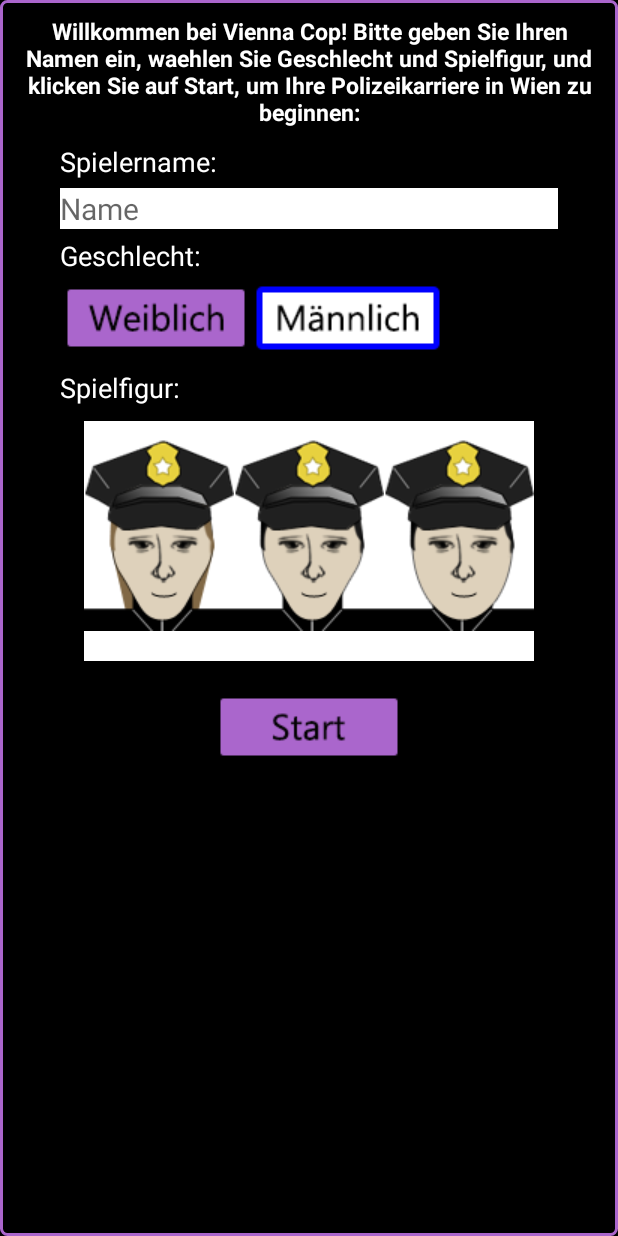
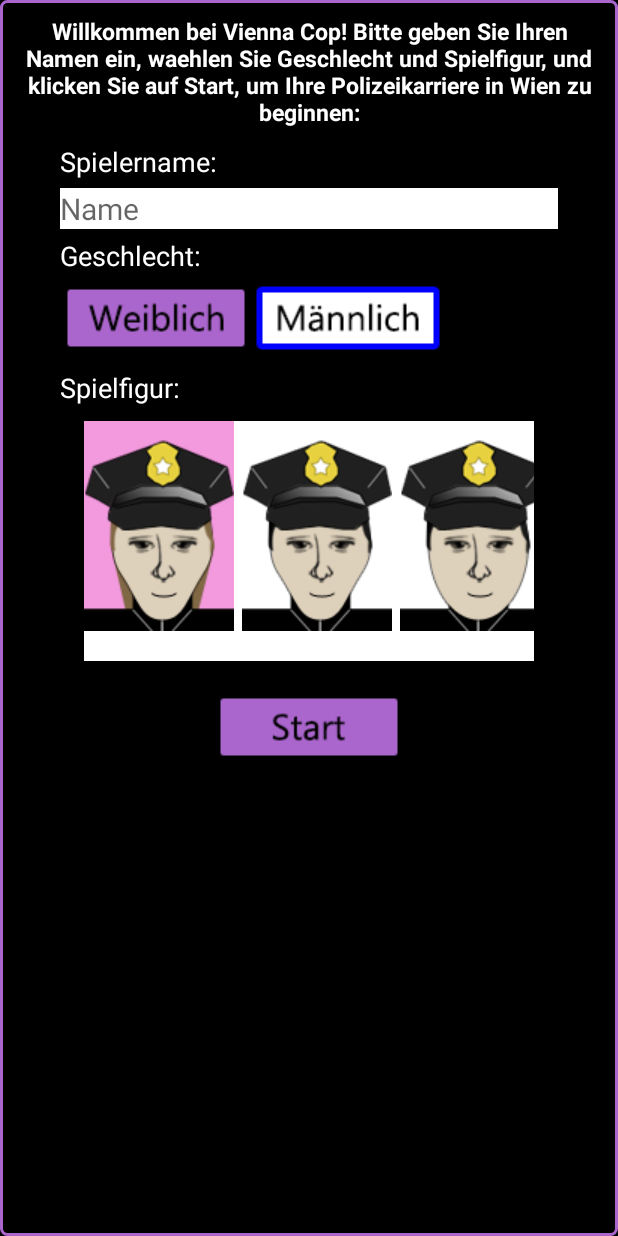
Before and after one commit to 1056109/HCI_2015S, an Android app: the screen it shows after launch (CharActivity), after a tap on an icon or button, on a phone screen of 412 x 824 dp. Run offline under Robolectric (Android 15) with nearby library versions, the phone set to English and light mode, and no system bars; libraries missing offline, so code that uses them is left out: com.readystatesoftware.sqliteasset; 2 statements that could not run were skipped; 2 other taps on this screen came first.

Commit message:
quick&dirty selector police

```diff
--- a/HCISS2015/app/src/main/java/at/at/tuwien/hci/hciss2015/CharActivity.java
+++ b/HCISS2015/app/src/main/java/at/at/tuwien/hci/hciss2015/CharActivity.java
@@ -14,6 +14,7 @@ import android.view.View;
 import android.view.Window;
 import android.widget.EditText;
 import android.widget.ImageButton;
+import android.widget.ImageView;
 
 public class CharActivity extends Activity {
 
@@ -80,26 +81,44 @@ public class CharActivity extends Activity {
     //TODO focus richtig setzen auf ausgewaehltes Bild
     public void selectFace1(View view) {
         charName = "police1";
+        vibrate();
+        deselect();
+        ((ImageView)findViewById(R.id.officer1)).setBackgroundColor(0xAAEE66CC);
     }
 
     public void selectFace2(View view) {
         charName = "police2";
+        vibrate();
+        deselect();
+        ((ImageView)findViewById(R.id.officer2)).setBackgroundColor(0xAAEE66CC);
     }
 
     public void selectFace3(View view) {
         charName = "police3";
+        vibrate();
+        deselect();
+        ((ImageView)findViewById(R.id.officer3)).setBackgroundColor(0xAAEE66CC);
     }
 
     public void selectFace4(View view) {
         charName = "police4";
+        vibrate();
+        deselect();
+        ((ImageView)findViewById(R.id.officer4)).setBackgroundColor(0xAAEE66CC);
     }
 
     public void selectFace5(View view) {
         charName = "police5";
+        vibrate();
+        deselect();
+        ((ImageView)findViewById(R.id.officer5)).setBackgroundColor(0xAAEE66CC);
     }
 
     public void selectFace6(View view) {
         charName = "police6";
+        vibrate();
+        deselect();
+        ((ImageView)findViewById(R.id.officer6)).setBackgroundColor(0xAAEE66CC);
     }
 
     public void selectGenderMale(View view) {
@@ -116,6 +135,16 @@ public class CharActivity extends Activity {
         ((ImageButton) findViewById(R.id.btn_male)).setImageResource(R.drawable.btn_male);
     }
 
+    private void deselect(){
+        ((ImageView)findViewById(R.id.officer1)).setBackgroundColor(0xFFFFFF);
+        ((ImageView)findViewById(R.id.officer2)).setBackgroundColor(0xFFFFFF);
+        ((ImageView)findViewById(R.id.officer3)).setBackgroundColor(0xFFFFFF);
+        ((ImageView)findViewById(R.id.officer4)).setBackgroundColor(0xFFFFFF);
+        ((ImageView)findViewById(R.id.officer5)).setBackgroundColor(0xFFFFFF);
+        ((ImageView)findViewById(R.id.officer6)).setBackgroundColor(0xFFFFFF);
+
+    }
+
     private void vibrate() {
         Vibrator vb = (Vibrator) this.getSystemService(Context.VIBRATOR_SERVICE);
         vb.vibrate(100);
--- a/HCISS2015/app/src/main/res/layout/activity_character.xml
+++ b/HCISS2015/app/src/main/res/layout/activity_character.xml
@@ -98,49 +98,55 @@
         <LinearLayout
             android:layout_width="match_parent"
             android:layout_height="match_parent"
-            android:orientation="horizontal">
+            android:orientation="horizontal"
+            android:clickable="true">
 
             <ImageView
                 android:id="@+id/officer1"
                 android:onClick="selectFace1"
                 android:layout_width="wrap_content"
                 android:layout_height="wrap_content"
-                android:src="@drawable/police1" />
+                android:src="@drawable/police1"/>
 
             <ImageView
                 android:id="@+id/officer2"
                 android:onClick="selectFace2"
                 android:layout_width="wrap_content"
                 android:layout_height="wrap_content"
-                android:src="@drawable/police2" />
+                android:src="@drawable/police2"
+                android:layout_marginLeft="5dp"/>
 
             <ImageView
                 android:id="@+id/officer3"
                 android:onClick="selectFace3"
                 android:layout_width="wrap_content"
                 android:layout_height="wrap_content"
-                android:src="@drawable/police3" />
+                android:src="@drawable/police3"
+                android:layout_marginLeft="5dp"/>
 
             <ImageView
                 android:id="@+id/officer4"
                 android:onClick="selectFace4"
                 android:layout_width="wrap_content"
                 android:layout_height="wrap_content"
-                android:src="@drawable/police4" />
+                android:src="@drawable/police4"
+                android:layout_marginLeft="5dp"/>
 
             <ImageView
                 android:id="@+id/officer5"
                 android:onClick="selectFace5"
                 android:layout_width="wrap_content"
                 android:layout_height="wrap_content"
-                android:src="@drawable/police5" />
+                android:src="@drawable/police5"
+                android:layout_marginLeft="5dp"/>
 
             <ImageView
                 android:id="@+id/officer6"
                 android:onClick="selectFace6"
                 android:layout_width="wrap_content"
                 android:layout_height="wrap_content"
-                android:src="@drawable/police6" />
+                android:src="@drawable/police6"
+                android:layout_marginLeft="5dp"/>
         </LinearLayout>
     </HorizontalScrollView>
 
```
